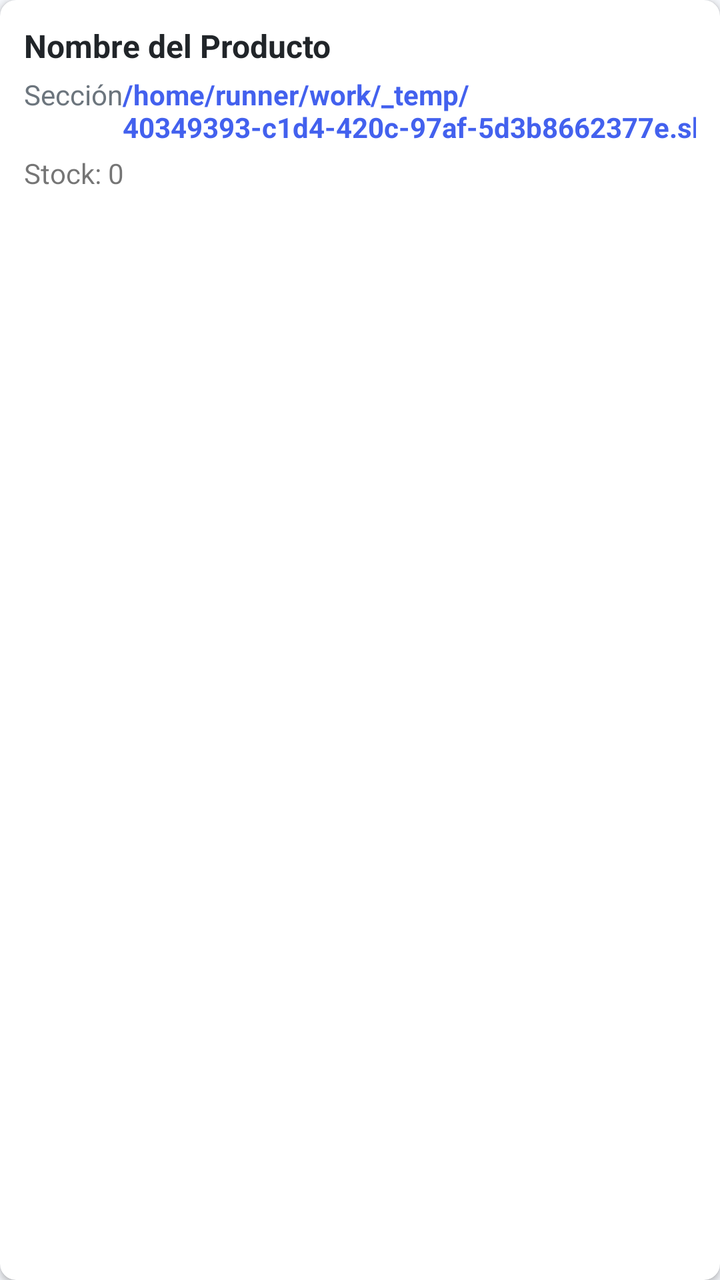
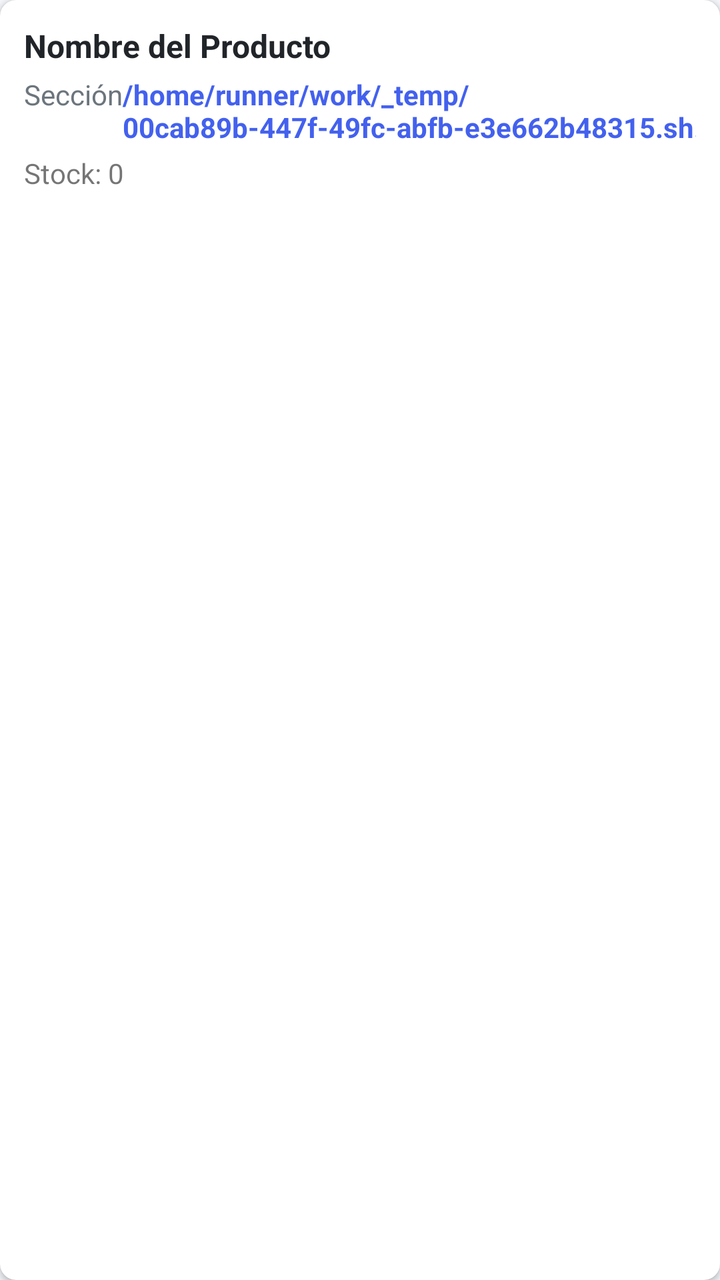

Screens rendered from an Android XML layout before and after an edit, with the pre-edit source and the edit as a unified diff.
<!-- AndroidManifest.xml: application theme Theme.OmniVentas -->
<!-- res/layout/item_producto.xml -->
<?xml version="1.0" encoding="utf-8"?>
<androidx.cardview.widget.CardView xmlns:android="http://schemas.android.com/apk/res/android"
    xmlns:app="http://schemas.android.com/apk/res-auto"
    android:layout_width="match_parent"
    android:layout_height="wrap_content"
    android:layout_marginBottom="8dp"
    app:cardCornerRadius="8dp"
    app:cardElevation="2dp">
    <LinearLayout
        android:layout_width="match_parent"
        android:layout_height="wrap_content"
        android:orientation="vertical"
        android:padding="12dp">
        <TextView
            android:id="@+id/tv_nombre"
            android:layout_width="match_parent"
            android:layout_height="wrap_content"
            android:text="Nombre del Producto"
            android:textSize="16sp"
            android:textStyle="bold"
            android:textColor="@color/dark" />
        <LinearLayout
            android:layout_width="match_parent"
            android:layout_height="wrap_content"
            android:orientation="horizontal"
            android:layout_marginTop="4dp">
            <TextView
                android:id="@+id/tv_seccion"
                android:layout_width="0dp"
                android:layout_height="wrap_content"
                android:layout_weight="1"
                android:text="Sección"
                android:textSize="14sp"
                android:textColor="@color/gray" />
            <TextView
                android:id="@+id/tv_precio"
                android:layout_width="wrap_content"
                android:layout_height="wrap_content"
                android:text="/home/runner/work/_temp/40349393-c1d4-420c-97af-5d3b8662377e.sh.00"
                android:textSize="14sp"
                android:textColor="@color/primary"
                android:textStyle="bold" />
        </LinearLayout>
        <TextView
            android:id="@+id/tv_stock"
            android:layout_width="wrap_content"
            android:layout_height="wrap_content"
            android:text="Stock: 0"
            android:textSize="14sp"
            android:layout_marginTop="4dp" />
    </LinearLayout>
</androidx.cardview.widget.CardView>
<!-- resources referenced by this layout -->
<resources>
  <color name="dark">#212529</color>
  <color name="gray">#6C757D</color>
  <color name="primary">#4361EE</color>
  <style name="Theme.OmniVentas" parent="Theme.MaterialComponents.DayNight.NoActionBar">
          <item name="colorPrimary">@color/primary</item>
          <item name="colorPrimaryVariant">@color/primary_dark</item>
          <item name="colorOnPrimary">@color/white</item>
          <item name="colorSecondary">@color/secondary</item>
          <item name="colorOnSecondary">@color/white</item>
          <item name="android:statusBarColor">@color/primary</item>
          <item name="android:windowBackground">@color/light_gray</item>
      </style>
  <color name="primary_dark">#3A56D4</color>
  <color name="white">#FFFFFF</color>
  <color name="secondary">#3F37C9</color>
  <color name="light_gray">#F5F7FB</color>
</resources>

<!-- the commit's change to res/layout/item_producto.xml (unified diff, before → after) -->
@@ -36,7 +36,7 @@
                 android:id="@+id/tv_precio"
                 android:layout_width="wrap_content"
                 android:layout_height="wrap_content"
-                android:text="/home/runner/work/_temp/40349393-c1d4-420c-97af-5d3b8662377e.sh.00"
+                android:text="/home/runner/work/_temp/00cab89b-447f-49fc-abfb-e3e662b48315.sh.00"
                 android:textSize="14sp"
                 android:textColor="@color/primary"
                 android:textStyle="bold" />
